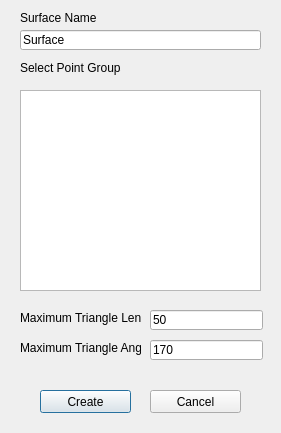
HakanSeven12/FreeCAD-Geomatic-Workbench, file Resources/UI/CreateSurface.ui: the form before one commit.
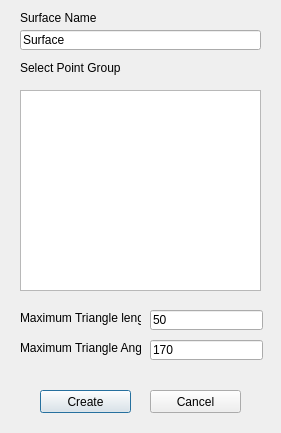
The form after the commit.

Diff of the .ui file:
```diff
--- a/Resources/UI/CreateSurface.ui
+++ b/Resources/UI/CreateSurface.ui
@@ -23,7 +23,7 @@
     </rect>
    </property>
    <property name="text">
-    <string>Maximum Triangle Lengh</string>
+    <string>Maximum Triangle length</string>
    </property>
   </widget>
   <widget class="QLabel" name="OtherValueL">
```
Left out of the diff: 4 changed lines with no effect on the pictures.
